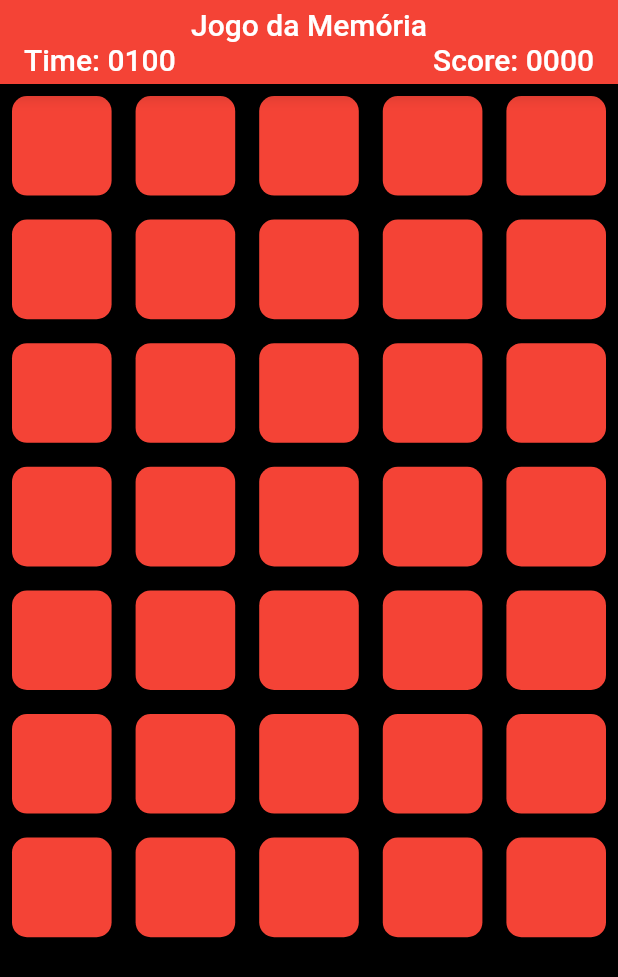
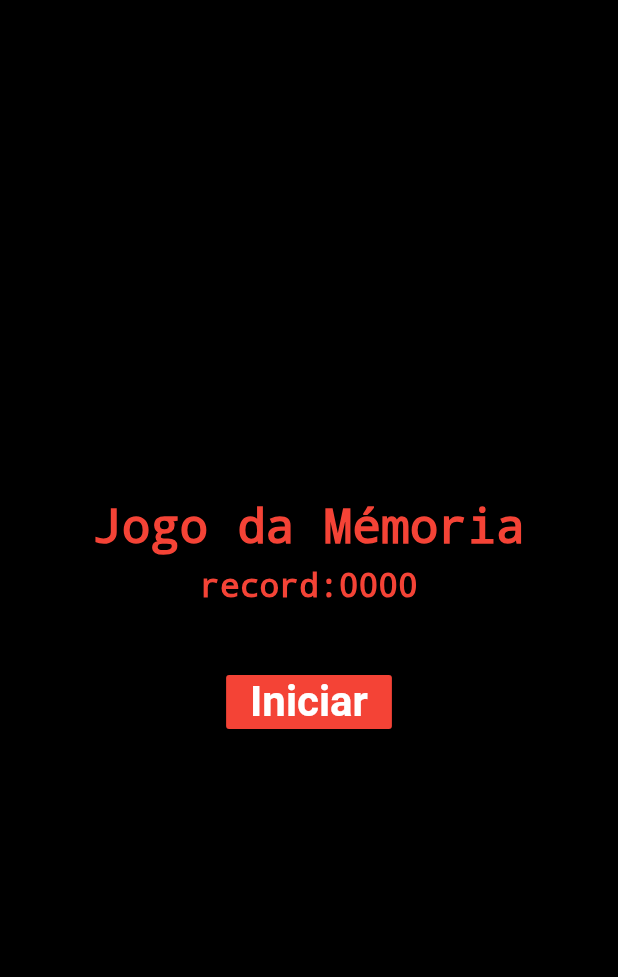
Before and after one commit to IgorCoura/jogo_da_memoria, a Flutter app: the screen it shows after launch, on a phone screen of 412 x 824 dp. Shown: the top 977 px of the screen. Run offline on Flutter 3.47's test engine with Material 2 defaults, Android fonts, the phone set to English and light mode, and no system bars; our stand-ins replace shared_preferences.

Commit message:
Aplicativo finalizado

```diff
--- a/lib/components/carta_widget.dart
+++ b/lib/components/carta_widget.dart
@@ -3,7 +3,7 @@ import 'package:jogo_da_memoria/models/carta.dart';
 
 class CartaWidget extends StatelessWidget {
   final Carta carta;
-  final Function(Carta) onAbrir;
+  final void Function(Carta) onAbrir;
 
   CartaWidget({
     @required this.carta,
--- a/lib/components/game_over.dart
+++ b/lib/components/game_over.dart
@@ -3,12 +3,26 @@ import 'package:jogo_da_memoria/models/pontuacao.dart';
 
 class GameOver extends StatelessWidget {
   final Pontuacao pontuacaoFinal;
-  final Function() onReiniciar;
+  final void Function() onReiniciar;
+  final int record;
 
   GameOver({
     @required this.pontuacaoFinal,
     @required this.onReiniciar,
+    @required this.record,
   });
+
+  String get _recordToString {
+    if (record < 10) {
+      return "000" + record.toString();
+    } else if (record < 100) {
+      return "00" + record.toString();
+    } else if (record < 1000) {
+      return "0" + record.toString();
+    } else {
+      return record.toString();
+    }
+  }
 
   @override
   Widget build(BuildContext context) {
@@ -77,7 +91,7 @@ class GameOver extends StatelessWidget {
                                       ),
                                     ),
                                     Text(
-                                      " " + "0000",
+                                      " " + _recordToString,
                                       style: TextStyle(
                                         fontSize: 22,
                                         decoration: TextDecoration.none,
--- a/lib/screens/game_app.dart
+++ b/lib/screens/game_app.dart
@@ -1,12 +1,14 @@
 import 'dart:async';
 
 import 'package:flutter/material.dart';
-import 'package:jogo_da_memoria/components/carta_widget.dart';
+import 'package:flutter/services.dart';
 import 'package:jogo_da_memoria/components/game_over.dart';
 import 'package:jogo_da_memoria/components/my_app_bar_widget.dart';
+import 'package:jogo_da_memoria/components/tabuleiro_widget.dart';
 import 'package:jogo_da_memoria/models/carta.dart';
 import 'package:jogo_da_memoria/models/pontuacao.dart';
 import 'package:jogo_da_memoria/models/tabuleiro.dart';
+import 'package:shared_preferences/shared_preferences.dart';
 
 class GameApp extends StatefulWidget {
   @override
@@ -14,10 +16,21 @@ class GameApp extends StatefulWidget {
 }
 
 class _GameAppState extends State<GameApp> {
-  Tabuleiro _tabuleiro = Tabuleiro(colunas: 5, linhas: 7);
+  Tabuleiro _tabuleiro;
   Pontuacao _pontuacao = Pontuacao();
   Carta _cartaAnterior;
   bool _timeAtivado = false;
+  int _linhas, _colunas, _record;
+
+  Tabuleiro _getTabuleiro(double altura, double largura) {
+    _colunas = 5;
+    double tamanhoCampo = largura / _colunas;
+    _linhas = (altura / tamanhoCampo).floor();
+    if (_tabuleiro == null) {
+      _tabuleiro = Tabuleiro(linhas: _linhas, colunas: _colunas);
+    }
+    return _tabuleiro;
+  }
 
   void _abrir(Carta carta) {
     if (_pontuacao.gameOver) {
@@ -58,7 +71,7 @@ class _GameAppState extends State<GameApp> {
   }
 
   void _reniciarTabuleiro() {
-    _tabuleiro = new Tabuleiro(linhas: 7, colunas: 5);
+    _tabuleiro = new Tabuleiro(linhas: _linhas, colunas: _colunas);
     _pontuacao.multPontuacao();
   }
 
@@ -70,6 +83,8 @@ class _GameAppState extends State<GameApp> {
         });
         _pontuacao.secondsAdd();
         if (_pontuacao.gameOver) {
+          _novoRecord(_pontuacao.scoreInt);
+          _pegarRecord();
           return;
         }
         _updateTime();
@@ -79,15 +94,32 @@ class _GameAppState extends State<GameApp> {
 
   void _reiniciarGame() {
     setState(() {
-      _tabuleiro = new Tabuleiro(linhas: 7, colunas: 5);
+      _tabuleiro = new Tabuleiro(linhas: _linhas, colunas: _colunas);
       _pontuacao = new Pontuacao();
       _timeAtivado = false;
       _cartaAnterior = null;
     });
   }
 
+  void _novoRecord(int score) async {
+    SharedPreferences prefs = await SharedPreferences.getInstance();
+    setState(() {
+      if ((prefs.getInt('record') ?? 0) < score) {
+        prefs.setInt('record', score);
+      }
+    });
+  }
+
+  void _pegarRecord() async {
+    SharedPreferences prefs = await SharedPreferences.getInstance();
+    setState(() {
+      _record = (prefs.getInt('record') ?? 0);
+    });
+  }
+
   @override
   Widget build(BuildContext context) {
+    SystemChrome.setPreferredOrientations([DeviceOrientation.portraitUp]);
     return MaterialApp(
       debugShowCheckedModeBanner: false,
       home: Stack(
@@ -101,21 +133,20 @@ class _GameAppState extends State<GameApp> {
               ),
               backgroundColor: Colors.red,
             ),
-            body: Container(
-              child: GridView.count(
-                crossAxisCount: _tabuleiro.getColunas(),
-                children: _tabuleiro.getListaCartas().map((e) {
-                  return CartaWidget(
-                    carta: e,
-                    onAbrir: _abrir,
-                  );
-                }).toList(),
-              ),
-            ),
+            body: LayoutBuilder(builder: (ctx, constraints) {
+              return TabuleiroWidget(
+                tabuleiro: _getTabuleiro(
+                  constraints.maxHeight,
+                  constraints.maxWidth,
+                ),
+                onAbrir: _abrir,
+              );
+            }),
           ),
           GameOver(
             onReiniciar: _reiniciarGame,
             pontuacaoFinal: _pontuacao,
+            record: _record,
           ),
         ],
       ),
--- /dev/null
+++ b/lib/screens/tela_inicial.dart
@@ -0,0 +1,86 @@
+import 'package:flutter/material.dart';
+import 'package:shared_preferences/shared_preferences.dart';
+
+class TelaInicial extends StatefulWidget {
+  @override
+  _TelaInicialState createState() => _TelaInicialState();
+}
+
+class _TelaInicialState extends State<TelaInicial> {
+  String _record = "0000";
+
+  void _pegarRecord() async {
+    SharedPreferences prefs = await SharedPreferences.getInstance();
+    int temp = (prefs.getInt('record') ?? 0);
+    setState(() {
+      if (temp < 10) {
+        _record = "000" + temp.toString();
+      } else if (temp < 100) {
+        _record = "00" + temp.toString();
+      } else if (temp < 1000) {
+        _record = "0" + temp.toString();
+      } else {
+        _record = temp.toString();
+      }
+    });
+  }
+
+  _TelaInicialState() {
+    _pegarRecord();
+  }
+
+  @override
+  Widget build(BuildContext context) {
+    return Container(
+        color: Colors.black,
+        child: Column(
+          mainAxisAlignment: MainAxisAlignment.center,
+          children: [
+            Padding(
+              padding: const EdgeInsets.all(16.0),
+              child: Column(
+                children: [
+                  Text(
+                    "Jogo da Mémoria",
+                    style: TextStyle(
+                      decoration: TextDecoration.none,
+                      color: Colors.red,
+                      fontWeight: FontWeight.bold,
+                      fontSize: 32,
+                    ),
+                  ),
+                  Padding(
+                    padding: const EdgeInsets.all(8.0),
+                    child: Text(
+                      "record:" + _record,
+                      style: TextStyle(
+                        decoration: TextDecoration.none,
+                        color: Colors.red,
+                        fontWeight: FontWeight.bold,
+                        fontSize: 22,
+                      ),
+                    ),
+                  ),
+                ],
+              ),
+            ),
+            Padding(
+              padding: const EdgeInsets.all(16.0),
+              child: FlatButton(
+                color: Colors.red,
+                onPressed: () => Navigator.pushNamed(context, '/second'),
+                child: Text(
+                  "Iniciar",
+                  style: TextStyle(
+                    decoration: TextDecoration.none,
+                    color: Colors.white,
+                    fontWeight: FontWeight.bold,
+                    fontSize: 28,
+                  ),
+                ),
+              ),
+            )
+          ],
+        ));
+  }
+}
--- a/pubspec.yaml
+++ b/pubspec.yaml
@@ -23,16 +23,17 @@ environment:
 dependencies:
   flutter:
     sdk: flutter
-
+  shared_preferences: "^0.5.8"
 
   # The following adds the Cupertino Icons font to your application.
   # Use with the CupertinoIcons class for iOS style icons.
   cupertino_icons: ^0.1.3
-  time: ^1.3.0
+
 
 dev_dependencies:
   flutter_test:
     sdk: flutter
+
 
 # For information on the generic Dart part of this file, see the
 # following page: https://dart.dev/tools/pub/pubspec
```
Also changed, not shown: lib/components/tabuleiro_widget.dart (added, +29 -0 lines), lib/main.dart (+11 -1 lines), lib/models/pontuacao.dart (+7 -3 lines), pubspec.lock, 22 other files.
